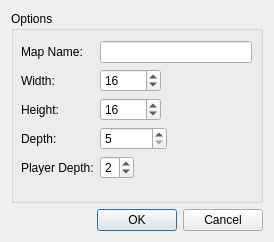
This is mapeditor/xVMapEdit/ui/NewMapDialog.ui in buchwj/xvector as Qt 5 draws it before an edit. The edited form follows.
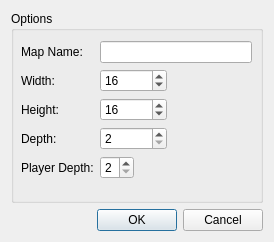
This is the edited form.

The edit to the form file:
```diff
--- a/mapeditor/xVMapEdit/ui/NewMapDialog.ui
+++ b/mapeditor/xVMapEdit/ui/NewMapDialog.ui
@@ -80,7 +80,7 @@
           <number>1</number>
          </property>
          <property name="maximum">
-          <number>99999</number>
+          <number>2000000</number>
          </property>
          <property name="value">
           <number>16</number>
@@ -106,7 +106,7 @@
           <number>1</number>
          </property>
          <property name="maximum">
-          <number>99999</number>
+          <number>2000000</number>
          </property>
          <property name="value">
           <number>16</number>
@@ -123,10 +123,10 @@
        <item row="3" column="1">
         <widget class="QSpinBox" name="spnDepth">
          <property name="minimum">
-          <number>5</number>
+          <number>2</number>
          </property>
          <property name="maximum">
-          <number>99999999</number>
+          <number>2000000</number>
          </property>
         </widget>
        </item>
@@ -142,6 +142,9 @@
        </item>
        <item row="4" column="1">
         <widget class="QSpinBox" name="playerDepthSpin">
+         <property name="minimum">
+          <number>2</number>
+         </property>
          <property name="maximum">
           <number>4</number>
          </property>
```
